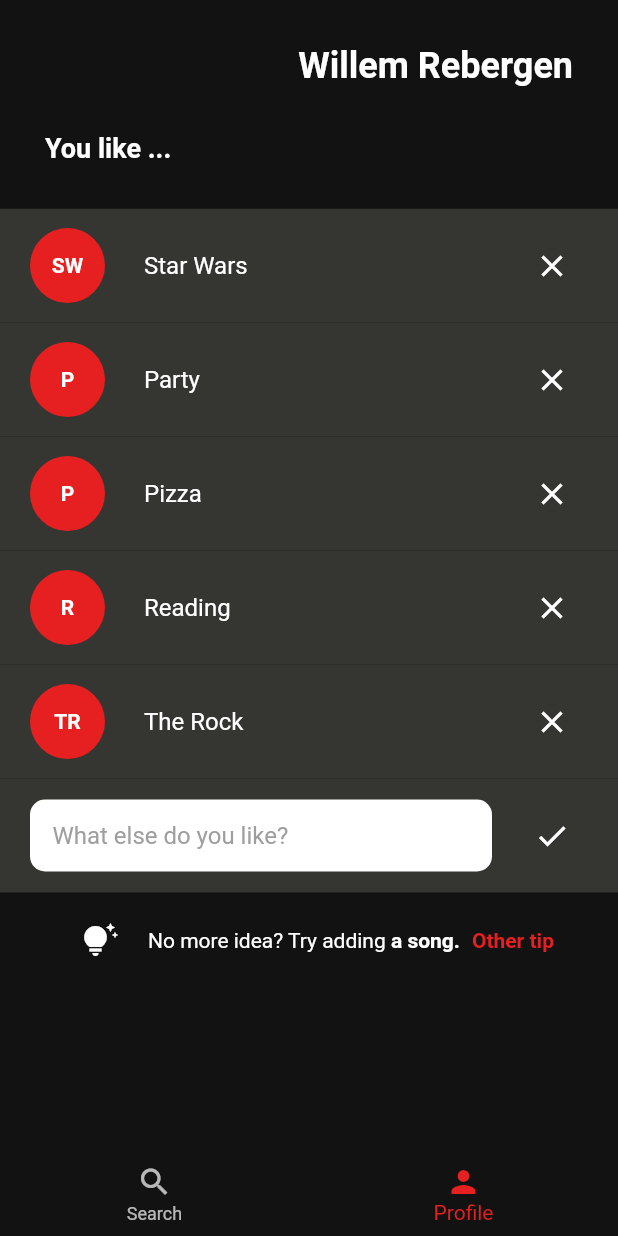
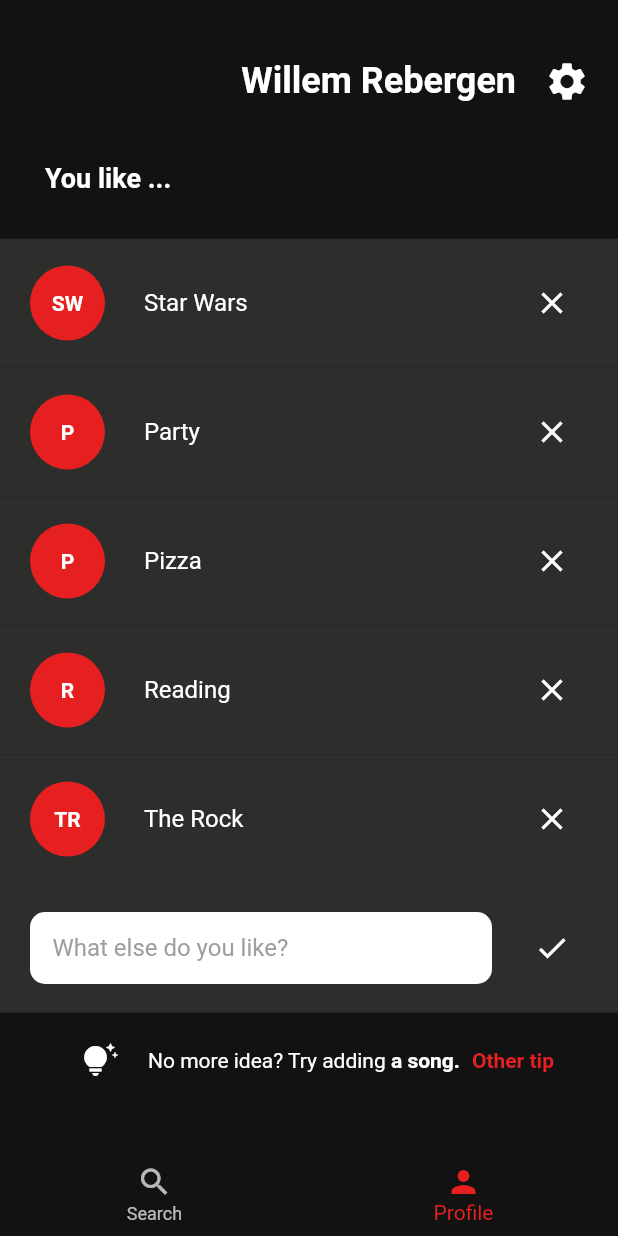
Before and after one commit to Thyra421/dating_app_flutter_nodejs, a Flutter app: the screen it shows after launch, on a phone screen of 412 x 824 dp. Run offline on Flutter 3.47's test engine with Material 2 defaults, Android fonts, the phone set to English and light mode, and no system bars.

Commit message:
[ADD] small style changes

```diff
--- a/app/lib/components.dart/profile_item.dart
+++ b/app/lib/components.dart/profile_item.dart
@@ -44,7 +44,7 @@ class _ProfileItemCardState extends State<ProfileItemCard> {
   @override
   Widget build(BuildContext context) => ListTile(
       onTap: _toggleEditMode,
-      contentPadding: const EdgeInsets.symmetric(horizontal: 20, vertical: 10),
+      contentPadding: const EdgeInsets.symmetric(horizontal: 20, vertical: 15),
       title: _isEditMode
           ? Form(
               key: _formKey,
--- a/app/lib/pages/home/profile.dart
+++ b/app/lib/pages/home/profile.dart
@@ -58,14 +58,21 @@ class _ProfilePageState extends State<ProfilePage> {
       });
 
   Widget _name() => Container(
-        padding: const EdgeInsets.all(30),
+        padding: const EdgeInsets.only(left: 30, top: 30, bottom: 30),
         color: Theme.of(context).canvasColor,
-        child: const Align(
-          alignment: Alignment.centerRight,
-          child: Text(
-            "Willem Rebergen",
-            style: TextStyle(fontWeight: FontWeight.bold, fontSize: 24),
-          ),
+        child: Row(
+          mainAxisAlignment: MainAxisAlignment.end,
+          children: [
+            const Text("Willem Rebergen",
+                style: TextStyle(fontWeight: FontWeight.bold, fontSize: 24)),
+            Padding(
+              padding: const EdgeInsets.symmetric(horizontal: 10),
+              child: IconButton(
+                  iconSize: 30,
+                  onPressed: () {},
+                  icon: const Icon(Icons.settings)),
+            )
+          ],
         ),
       );
 
@@ -96,7 +103,7 @@ class _ProfilePageState extends State<ProfilePage> {
       ));
 
   Widget _addingCard() => ListTile(
-      contentPadding: const EdgeInsets.symmetric(horizontal: 20, vertical: 10),
+      contentPadding: const EdgeInsets.symmetric(horizontal: 20, vertical: 15),
       title: Form(
           key: _formKey,
           child: TextFormField(
@@ -104,7 +111,7 @@ class _ProfilePageState extends State<ProfilePage> {
               decoration:
                   const InputDecoration(hintText: "What else do you like?"),
               validator: (String? value) => (value ?? "").isEmpty
-                  ? "Enter at least one character"
+                  ? "Please enter at least one character"
                   : null)),
       trailing:
           IconButton(icon: const Icon(Icons.check), onPressed: _onAddItem));
--- a/app/lib/theme.dart
+++ b/app/lib/theme.dart
@@ -29,7 +29,7 @@ ThemeData darkTheme() => ThemeData(
                     borderRadius: BorderRadius.circular(kBorderRadius))))),
     dividerColor: Colors.grey.shade700,
     listTileTheme: const ListTileThemeData(
-        textColor: Colors.white, tileColor: Color.fromARGB(255, 53, 53, 49)),
+        textColor: Colors.white, tileColor: Color.fromARGB(255, 45, 45, 44)),
     snackBarTheme: SnackBarThemeData(
         shape: RoundedRectangleBorder(
             borderRadius: BorderRadius.circular(kBorderRadius)),
```
